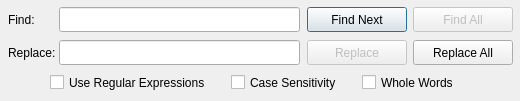
GAMS-dev/studio, file src/searchwidget.ui: the form before one commit.
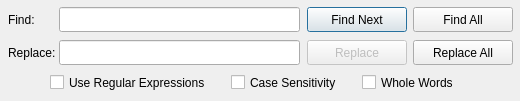
The form after the commit.

Diff of the .ui file:
```diff
--- a/src/searchwidget.ui
+++ b/src/searchwidget.ui
@@ -111,7 +111,7 @@
   </widget>
   <widget class="QPushButton" name="btn_FindAll">
    <property name="enabled">
-    <bool>false</bool>
+    <bool>true</bool>
    </property>
    <property name="geometry">
     <rect>
```
